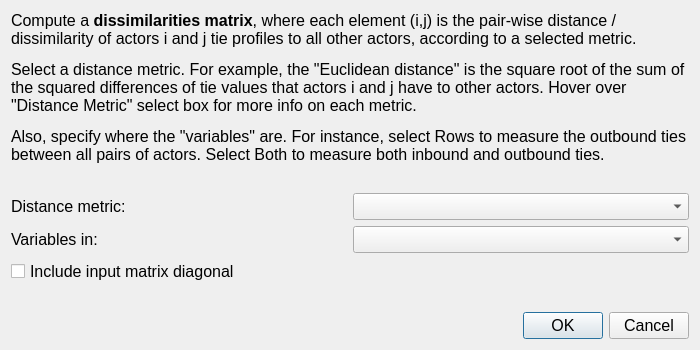
Old version of the form src/forms/dialogdissimilarities.ui in the repository socnetv/app.
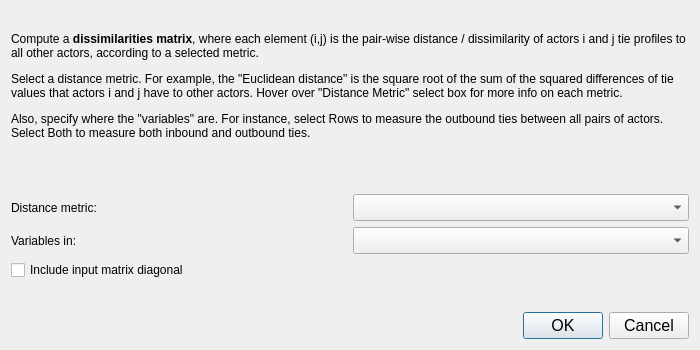
New version of the form.

Commit message: macos forms and pointsizes mess

The edit to the form file:
```diff
--- a/src/forms/dialogdissimilarities.ui
+++ b/src/forms/dialogdissimilarities.ui
@@ -31,11 +31,6 @@
     <height>600</height>
    </size>
   </property>
-  <property name="font">
-   <font>
-    <pointsize>12</pointsize>
-   </font>
-  </property>
   <property name="windowTitle">
    <string>Tie profile dissimilarities</string>
   </property>
@@ -59,11 +54,6 @@
     <layout class="QHBoxLayout" name="horizontalLayout_3">
      <item>
       <widget class="QLabel" name="label_4">
-       <property name="font">
-        <font>
-         <pointsize>12</pointsize>
-        </font>
-       </property>
        <property name="text">
         <string>Distance metric:</string>
        </property>
@@ -106,13 +96,8 @@
        <height>150</height>
       </size>
      </property>
-     <property name="font">
-      <font>
-       <pointsize>12</pointsize>
-      </font>
-     </property>
      <property name="text">
-      <string>&lt;html&gt;&lt;head/&gt;&lt;body&gt;&lt;p&gt;Compute a &lt;span style=&quot; font-weight:600;&quot;&gt;dissimilarities matrix&lt;/span&gt;, where each element (i,j) is the pair-wise distance / dissimilarity of actors i and j tie profiles to all other actors, according to a selected metric. &lt;/p&gt;&lt;p&gt;Select a distance metric. For example, the &amp;quot;Euclidean distance&amp;quot; is the square root of the sum of the squared differences of tie values that actors i and j have to other actors. Hover over &amp;quot;Distance Metric&amp;quot; select box for more info on each metric.&lt;/p&gt;&lt;p&gt;Also, specify where the &amp;quot;variables&amp;quot; are. For instance, select Rows to measure the outbound ties between all pairs of actors. Select Both to measure both inbound and outbound ties. &lt;/p&gt;&lt;/body&gt;&lt;/html&gt;</string>
+      <string>&lt;html&gt;&lt;head/&gt;&lt;body&gt;&lt;p&gt;Compute a &lt;span style=&quot; font-weight:600;&quot;&gt;dissimilarities matrix&lt;/span&gt;, where each element (i,j) is the pair-wise distance / dissimilarity of actors i and j tie profiles to all other actors, according to a selected metric. &lt;/p&gt;&lt;p&gt;Select a distance metric. For example, the &amp;quot;Euclidean distance&amp;quot; is the square root of the sum of the squared differences of tie values that actors i and j have to other actors. Hover over &amp;quot;Distance Metric&amp;quot; select box for more info on each metric.&lt;/p&gt;&lt;p&gt;Also, specify where the &amp;quot;variables&amp;quot; are. For instance, select Rows to measure the outbound ties between all pairs of actors.  Select Both to measure both inbound and outbound ties. &lt;/p&gt;&lt;/body&gt;&lt;/html&gt;</string>
      </property>
      <property name="textFormat">
       <enum>Qt::RichText</enum>
@@ -126,11 +111,6 @@
     <layout class="QHBoxLayout" name="horizontalLayout_2">
      <item>
       <widget class="QLabel" name="label_3">
-       <property name="font">
-        <font>
-         <pointsize>12</pointsize>
-        </font>
-       </property>
        <property name="text">
         <string>Variables in:</string>
        </property>
@@ -179,11 +159,6 @@
    </item>
    <item row="4" column="0">
     <widget class="QCheckBox" name="diagonalCheckBox">
-     <property name="font">
-      <font>
-       <pointsize>12</pointsize>
-      </font>
-     </property>
      <property name="statusTip">
       <string>Enable to include matrix diagonal in calculations</string>
      </property>
```
The commit also changes 3 other files.
